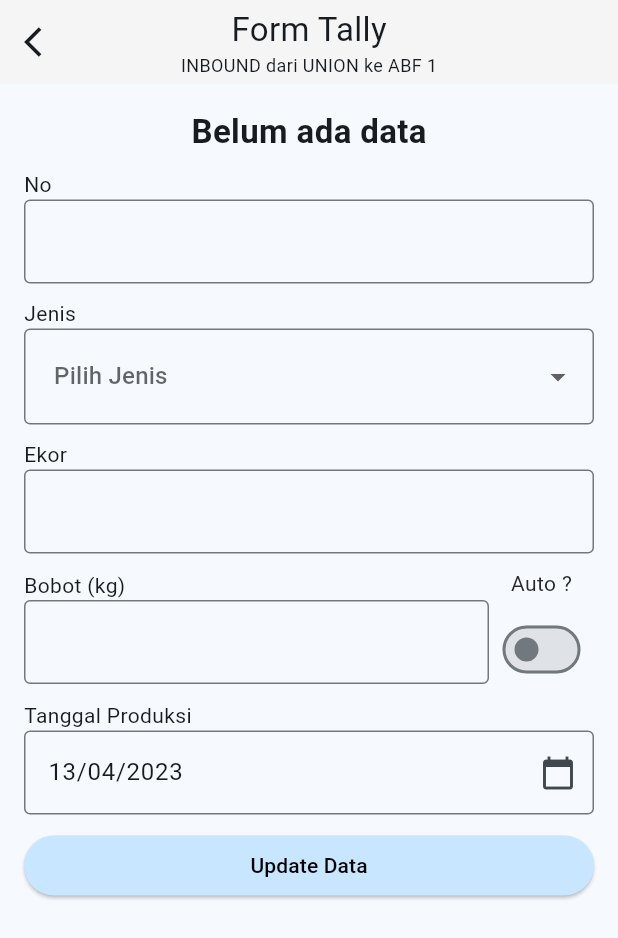
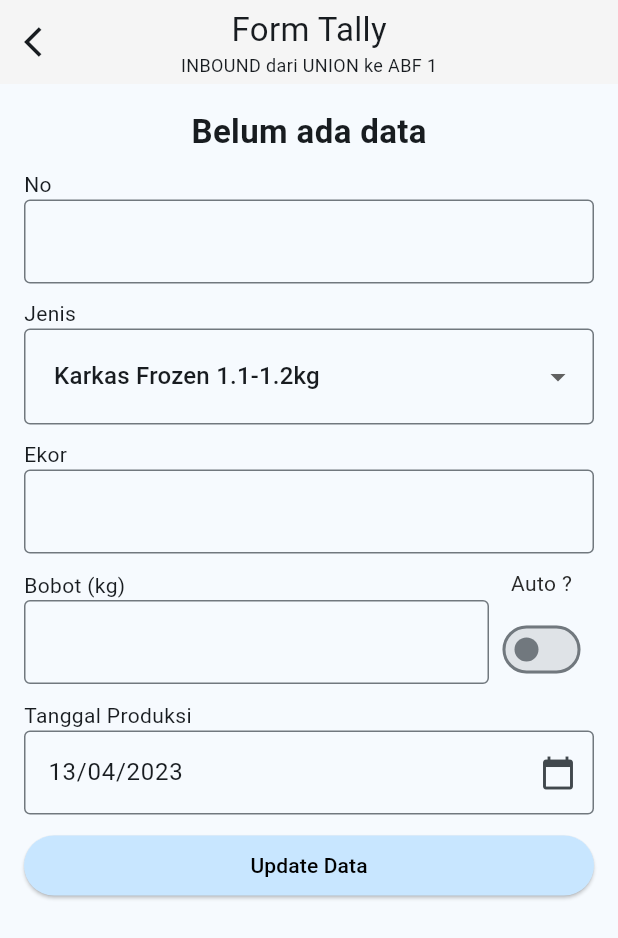
Before and after one commit to sigitsuryono25/chickin_weighing_scale, a Flutter app: the FormTallyPage screen opened by its route, on a phone screen of 412 x 824 dp. Shown: the top 938 px of the screen. Run offline on Flutter 3.47's test engine with Material 2 defaults, Android fonts, the light colour scheme and no system bars; our stand-ins replace data_table_2, dropdown_button2, floor, flutter_datetime_picker, flutter_expandable_fab, flutter_login and 4 more; accounts and stored records are empty; generated files the repository leaves out were written again.

Commit message:
edit and delete data done

```diff
--- a/lib/app/database/dao/all_dao.dart
+++ b/lib/app/database/dao/all_dao.dart
@@ -4,7 +4,7 @@ import 'package:floor/floor.dart';
 @dao
 abstract class AllDao {
   @Query("SELECT * FROM tb_barang_masuk ORDER BY id DESC")
-  Stream<List<BarangMasukEntity>> getAllBarangMasuk() ;
+  Stream<List<BarangMasukEntity>> getAllBarangMasuk();
 
   @Query("SELECT * FROM tb_barang WHERE id = :id")
   Future<List<BarangMasukEntity>> findBarangById(String id);
@@ -20,4 +20,7 @@ abstract class AllDao {
 
   @delete
   Future<int> deleteBarangMasuk(BarangMasukEntity barangMasukEntity);
+
+  @Update(onConflict: OnConflictStrategy.replace)
+  Future<int> updateBarangMasuk(BarangMasukEntity barangMasukEntity);
 }
--- a/lib/app/routes/app_pages.dart
+++ b/lib/app/routes/app_pages.dart
@@ -23,14 +23,14 @@ class AppPages {
       name: Routes.FORM_TALLY,
       page: () => FormTallyPage(),
       binding: FormTallyBinding(),
-      transition: Transition.leftToRightWithFade,
+      transition: Transition.rightToLeftWithFade,
       transitionDuration: const Duration(milliseconds: 500),
     ),
     GetPage(
       name: Routes.LOGIN,
       page: () => LoginPage(),
       binding: LoginBinding(),
-      transition: Transition.leftToRightWithFade,
+      transition: Transition.rightToLeftWithFade,
       transitionDuration: const Duration(milliseconds: 500),
     ),
     GetPage(
--- a/lib/app/ui/form_tally_page.dart
+++ b/lib/app/ui/form_tally_page.dart
@@ -49,9 +49,20 @@ class FormTallyPage extends GetView<FormTallyController> {
                                         fontSize: 22.0),
                                   );
                                 } else {
-                                  return SizedBox(
+                                  return Column(
+                                    children: [
+                                      SizedBox(
                                         height: 300,
-                                    child: tableDetail(barang, tallyController),
+                                        child: tableDetail(
+                                            barang, tallyController),
+                                      ),
+                                      const Center(
+                                        child: Text(
+                                          "Edit/Hapus, Tahan 1 Baris",
+                                          style: TextStyle(color: Colors.red, fontWeight: FontWeight.bold),
+                                        ),
+                                      )
+                                    ],
                                   );
                                 }
                               }
@@ -65,14 +76,6 @@ class FormTallyPage extends GetView<FormTallyController> {
                           );
                         }
                       },
-                    ),
-                    Center(
-                      child: controller.hasData
-                          ? const Text(
-                              "Tekan dan tahan baris yang ingin diedit",
-                              style: TextStyle(color: Colors.red),
-                            )
-                          : Container(),
                     ),
                     Column(
                       children: [
@@ -98,7 +101,11 @@ class FormTallyPage extends GetView<FormTallyController> {
                             crossAxisAlignment: CrossAxisAlignment.start,
                             children: [
                               const Text("Jenis"),
-                              DropdownButtonFormField2(
+                              Obx(
+                                () => DropdownButtonFormField2(
+                                    value: controller.selectedJenis?.value == ""
+                                        ? controller.items[0]
+                                        : controller.selectedJenis?.value,
                                     hint: const Text("Pilih Jenis"),
                                     decoration: const InputDecoration(
                                         contentPadding:
@@ -113,8 +120,9 @@ class FormTallyPage extends GetView<FormTallyController> {
                                       );
                                     }).toList(),
                                     onChanged: (value) {
-                                    tallyController.selectedJenis = value;
-                                  })
+                                      tallyController.selectedJenis?.value = value.toString();
+                                    }),
+                              )
                             ],
                           ),
                         ),
--- a/lib/app/ui/partial/app_bar.dart
+++ b/lib/app/ui/partial/app_bar.dart
@@ -9,7 +9,7 @@ AppBar appBar(
     surfaceTintColor: Colors.transparent,
     backgroundColor: global_palette_gray_100,
     leading: IconButton(
-      icon: const Icon(Icons.arrow_back_ios),
+      icon: (Navigator.canPop(context)) ? const Icon(Icons.arrow_back_ios): const SizedBox(),
       onPressed: () {
         if (Navigator.canPop(context)) Navigator.pop(context);
       },
--- a/pubspec.yaml
+++ b/pubspec.yaml
@@ -42,7 +42,7 @@ dependencies:
   get_it: ^7.2.0
   shared_preferences: ^2.1.0
   flutter_login: ^4.1.1
-
+  flutter_expandable_fab: ^1.7.1
   # The following adds the Cupertino Icons font to your application.
   # Use with the CupertinoIcons class for iOS style icons.
   cupertino_icons: ^1.0.2
```
Also changed, not shown: lib/app/controller/form_tally_controller.dart (+43 -4 lines), lib/app/ui/partial/table_helper.dart (+26 -3 lines), lib/app/ui/task_page.dart (+36 -7 lines), lib/utils/dialog_helper.dart (added, +54 -0 lines), lib/utils/utils.dart (+10 -6 lines), lib/app/database/config/app_database.g.dart, pubspec.lock. Lines whose indentation alone changed are shown as unchanged.
